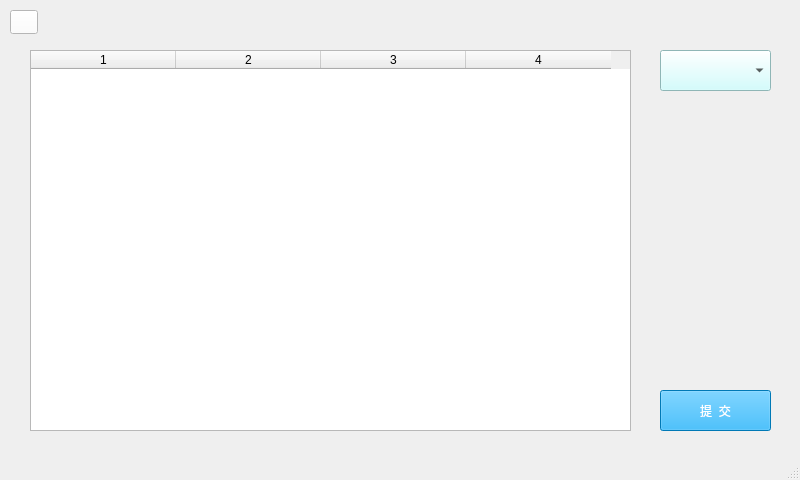
Old version of the form modifywindow.ui in the repository cbt-98/Supermarket-Management-System.
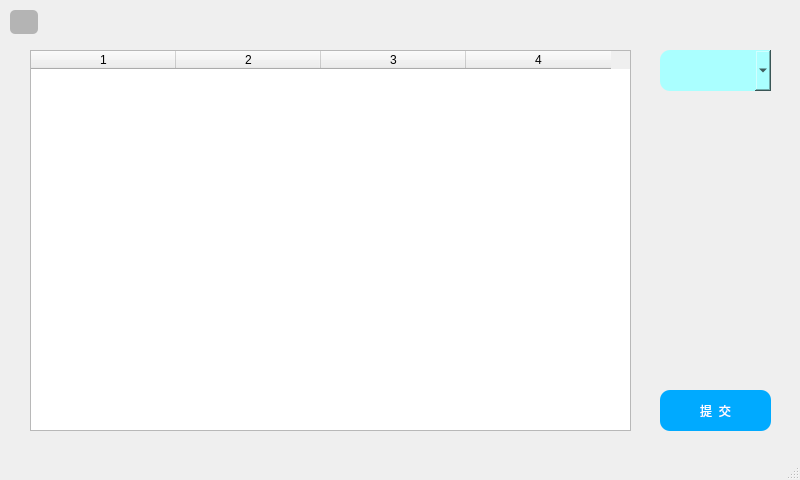
New version of the form. Icons and pictures are not drawn.

Patch:
```diff
--- a/modifywindow.ui
+++ b/modifywindow.ui
@@ -67,8 +67,9 @@
     </property>
     <property name="styleSheet">
      <string notr="true">font: 12pt &quot;黑体&quot;;
-background-color: rgb(200, 255, 255);
-color: rgb(0, 0, 0);</string>
+background-color: rgb(170, 255, 255);
+color: rgb(0, 0, 0);
+border-radius:10px;</string>
     </property>
    </widget>
    <widget class="QPushButton" name="pushButton">
@@ -83,7 +84,8 @@
     <property name="styleSheet">
      <string notr="true">font: 14pt &quot;黑体&quot;;
 color: rgb(255, 255, 255);
-background-color: rgb(0, 170, 255);</string>
+background-color: rgb(0, 170, 255);
+border-radius:10px;</string>
     </property>
     <property name="text">
      <string>提  交</string>
@@ -99,7 +101,8 @@
      </rect>
     </property>
     <property name="styleSheet">
-     <string notr="true">background-color: rgb(255, 255, 255);</string>
+     <string notr="true">background-color: rgb(180, 180, 180);
+border-radius:5px;</string>
     </property>
     <property name="text">
      <string/>
```
